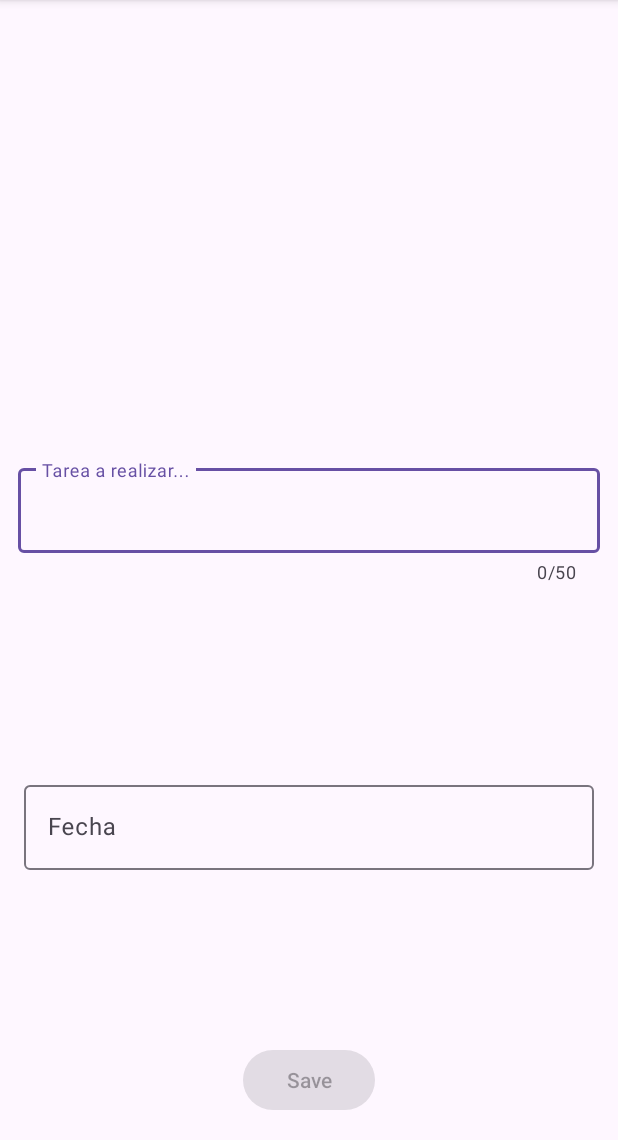
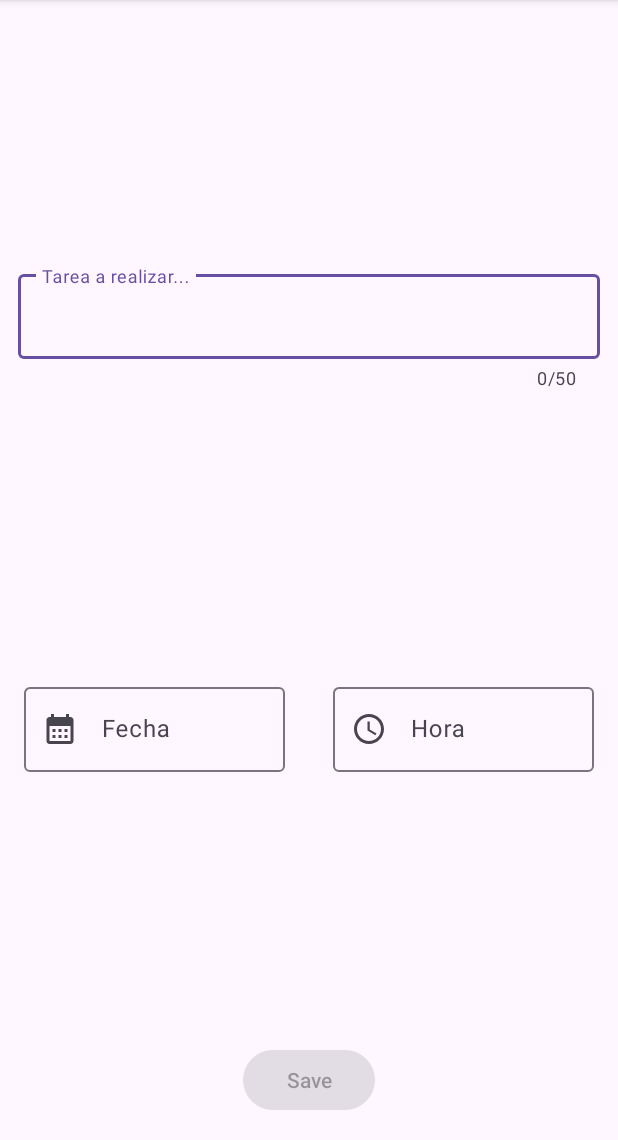
Before and after one commit to Creyes91/ListaTareas, an Android app: the TaskActivity screen opened directly, with no data from a screen before it, on a phone screen of 412 x 824 dp, the part 96-1236 px from its top. Run offline under Robolectric (Android 15) with nearby library versions, the phone set to English and light mode, and no system bars.

Commit message:
time Picker layout, to do code

```diff
--- /dev/null
+++ b/app/src/main/res/drawable/ic_calendar.xml
@@ -0,0 +1,5 @@
+<vector android:height="24dp" android:tint="#000000"
+    android:viewportHeight="24" android:viewportWidth="24"
+    android:width="24dp" xmlns:android="http://schemas.android.com/apk/res/android">
+    <path android:fillColor="@android:color/white" android:pathData="M19,4h-1V2h-2v2H8V2H6v2H5C3.89,4 3.01,4.9 3.01,6L3,20c0,1.1 0.89,2 2,2h14c1.1,0 2,-0.9 2,-2V6C21,4.9 20.1,4 19,4zM19,20H5V10h14V20zM9,14H7v-2h2V14zM13,14h-2v-2h2V14zM17,14h-2v-2h2V14zM9,18H7v-2h2V18zM13,18h-2v-2h2V18zM17,18h-2v-2h2V18z"/>
+</vector>
--- /dev/null
+++ b/app/src/main/res/drawable/ic_time.xml
@@ -0,0 +1,6 @@
+<vector android:height="24dp" android:tint="#000000"
+    android:viewportHeight="24" android:viewportWidth="24"
+    android:width="24dp" xmlns:android="http://schemas.android.com/apk/res/android">
+    <path android:fillColor="@android:color/white" android:pathData="M11.99,2C6.47,2 2,6.48 2,12s4.47,10 9.99,10C17.52,22 22,17.52 22,12S17.52,2 11.99,2zM12,20c-4.42,0 -8,-3.58 -8,-8s3.58,-8 8,-8 8,3.58 8,8 -3.58,8 -8,8z"/>
+    <path android:fillColor="@android:color/white" android:pathData="M12.5,7H11v6l5.25,3.15 0.75,-1.23 -4.5,-2.67z"/>
+</vector>
--- a/app/src/main/res/layout/activity_task.xml
+++ b/app/src/main/res/layout/activity_task.xml
@@ -18,7 +18,7 @@
         app:layout_constraintTop_toTopOf="parent"
         app:layout_constraintStart_toStartOf="parent"
         app:layout_constraintEnd_toEndOf="parent"
-        app:layout_constraintBottom_toTopOf="@id/saveButton">
+        app:layout_constraintBottom_toTopOf="@id/time_picker_actions">
 
         <com.google.android.material.textfield.TextInputEditText
             android:layout_width="match_parent"
@@ -33,8 +33,34 @@
         android:layout_height="wrap_content"
         android:hint="Fecha"
         android:padding="16dp"
+        app:startIconDrawable="@drawable/ic_calendar"
         app:layout_constraintTop_toBottomOf="@id/nameTextField"
         app:layout_constraintStart_toStartOf="parent"
+        app:layout_constraintEnd_toStartOf="@id/time_picker_actions"
+        app:layout_constraintBottom_toTopOf="@id/saveButton">
+
+        <com.google.android.material.textfield.TextInputEditText
+            android:layout_width="match_parent"
+            android:layout_height="wrap_content"
+            android:inputType="none"
+            android:focusable="false"
+            android:clickable="true"
+            android:importantForAccessibility="yes"
+            android:focusableInTouchMode="true">
+
+        </com.google.android.material.textfield.TextInputEditText>
+
+    </com.google.android.material.textfield.TextInputLayout>
+
+    <com.google.android.material.textfield.TextInputLayout
+        android:id="@+id/time_picker_actions"
+        android:layout_width="0dp"
+        android:layout_height="wrap_content"
+        android:hint="Hora"
+        android:padding="16dp"
+        app:startIconDrawable="@drawable/ic_time"
+        app:layout_constraintTop_toBottomOf="@id/nameTextField"
+        app:layout_constraintStart_toEndOf="@id/date_picker_actions"
         app:layout_constraintEnd_toEndOf="parent"
         app:layout_constraintBottom_toTopOf="@id/saveButton">
 
```
